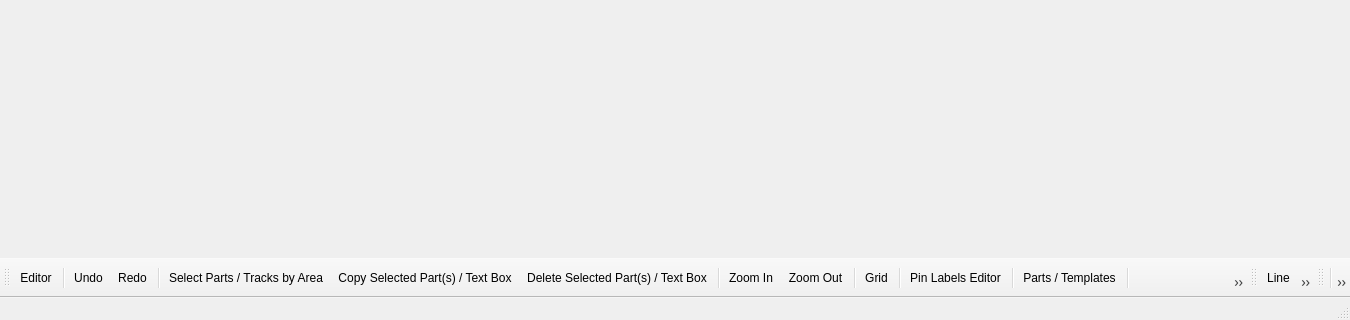
First picture: the form in src/mainwindow.ui, repository melak/veroroute, before the edit; both pictures show x 0 to 1350 and y 400 to 720 of the 1350 by 720 pixel window.
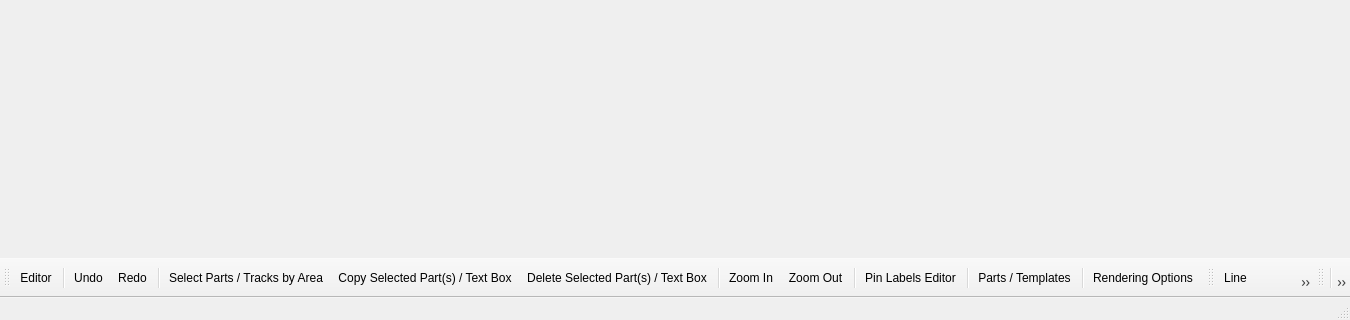
Second picture: the form after the edit. Icons and pictures are not drawn.

What changed in the file:
```diff
--- a/src/mainwindow.ui
+++ b/src/mainwindow.ui
@@ -337,8 +337,6 @@
    <addaction name="actionZoom_In"/>
    <addaction name="actionZoom_Out"/>
    <addaction name="separator"/>
-   <addaction name="actionToggleGrid"/>
-   <addaction name="separator"/>
    <addaction name="actionPinDlg"/>
    <addaction name="separator"/>
    <addaction name="actionTemplatesDlg"/>
```
Left out of the diff: 6 changed lines with no effect on the pictures.
